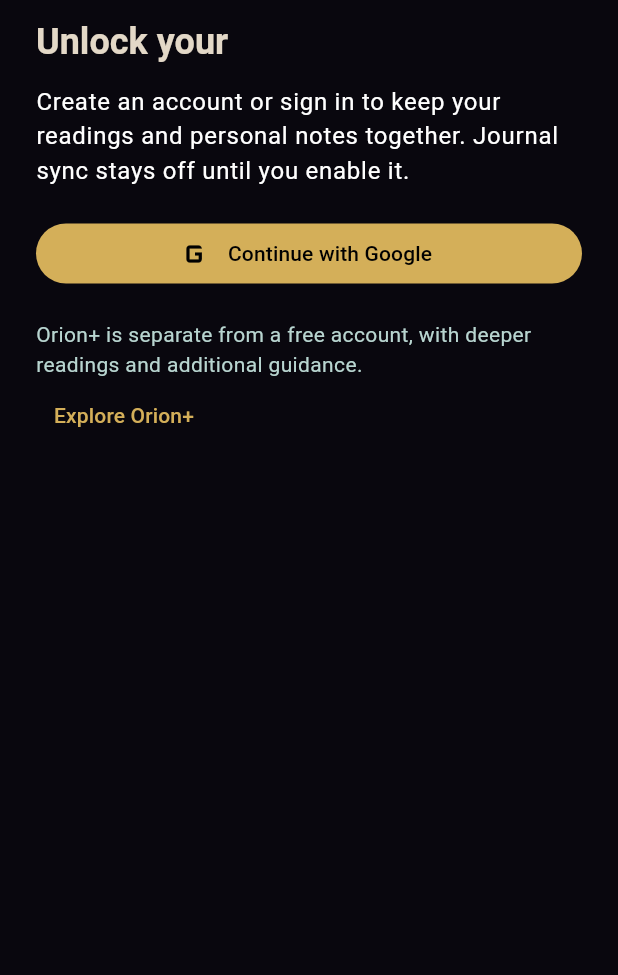
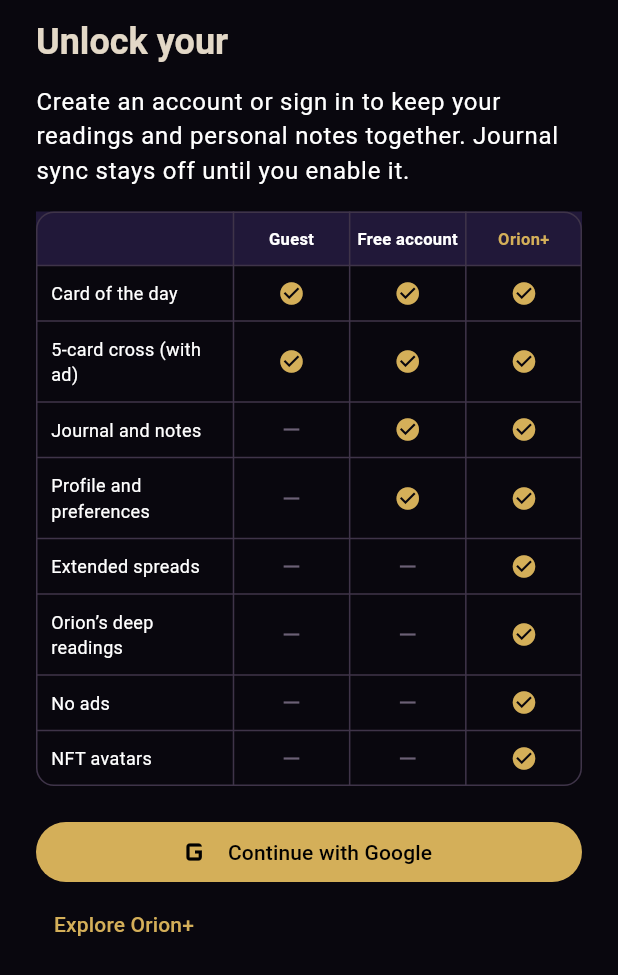
Before and after one commit to AnarchSun/tarot_noir, a Flutter app: the AccountAccessSheet widget shown alone on an empty page, opened directly with empty values, on a phone screen of 412 x 824 dp. Shown: the top 975 px of the screen. Run offline on Flutter 3.47's test engine with Material 3 defaults, Android fonts, the phone set to English and light mode, and no system bars; our stand-ins replace cloud_firestore, firebase_auth, firebase_core, google_sign_in, shared_preferences; missing offline and left inert: flutter_facebook_auth, reown_appkit; accounts and stored records are empty.

Commit message:
feat: add guest/account/Orion+ comparison table to account gate
Co-authored-by: Copilot App <223556219+Copilot@users.noreply.github.com>

```diff
--- a/lib/l10n/app_en.arb
+++ b/lib/l10n/app_en.arb
@@ -199,5 +199,15 @@
     }
   },
   "spreadSavedToJournal": "This spread’s cards were added to your journal.",
-  "spreadLocked": "This spread is reserved for Orion+."
+  "spreadLocked": "This spread is reserved for Orion+.",
+  "compareGuest": "Guest",
+  "compareAccount": "Free account",
+  "compareRowDaily": "Card of the day",
+  "compareRowCross": "5-card cross (with ad)",
+  "compareRowJournal": "Journal and notes",
+  "compareRowProfile": "Profile and preferences",
+  "compareRowExtended": "Extended spreads",
+  "compareRowDeepReading": "Orion’s deep readings",
+  "compareRowNoAds": "No ads",
+  "compareRowNft": "NFT avatars"
 }
--- a/lib/l10n/app_fr.arb
+++ b/lib/l10n/app_fr.arb
@@ -199,5 +199,15 @@
     }
   },
   "spreadSavedToJournal": "Les cartes de ce tirage ont été ajoutées à ton journal.",
-  "spreadLocked": "Ce tirage est réservé à Orion+."
+  "spreadLocked": "Ce tirage est réservé à Orion+.",
+  "compareGuest": "Invité",
+  "compareAccount": "Compte gratuit",
+  "compareRowDaily": "Carte du jour",
+  "compareRowCross": "Croix à 5 cartes (avec annonce)",
+  "compareRowJournal": "Journal et notes",
+  "compareRowProfile": "Profil et préférences",
+  "compareRowExtended": "Tirages étendus",
+  "compareRowDeepReading": "Lectures approfondies d’Orion",
+  "compareRowNoAds": "Sans annonces",
+  "compareRowNft": "Avatars NFT"
 }
--- a/lib/l10n/app_localizations.dart
+++ b/lib/l10n/app_localizations.dart
@@ -867,6 +867,66 @@ abstract class AppLocalizations {
   /// In fr, this message translates to:
   /// **'Ce tirage est réservé à Orion+.'**
   String get spreadLocked;
+
+  /// No description provided for @compareGuest.
+  ///
+  /// In fr, this message translates to:
+  /// **'Invité'**
+  String get compareGuest;
+
+  /// No description provided for @compareAccount.
+  ///
+  /// In fr, this message translates to:
+  /// **'Compte gratuit'**
+  String get compareAccount;
+
+  /// No description provided for @compareRowDaily.
+  ///
+  /// In fr, this message translates to:
+  /// **'Carte du jour'**
+  String get compareRowDaily;
+
+  /// No description provided for @compareRowCross.
+  ///
+  /// In fr, this message translates to:
+  /// **'Croix à 5 cartes (avec annonce)'**
+  String get compareRowCross;
+
+  /// No description provided for @compareRowJournal.
+  ///
+  /// In fr, this message translates to:
+  /// **'Journal et notes'**
+  String get compareRowJournal;
+
+  /// No description provided for @compareRowProfile.
+  ///
+  /// In fr, this message translates to:
+  /// **'Profil et préférences'**
+  String get compareRowProfile;
+
+  /// No description provided for @compareRowExtended.
+  ///
+  /// In fr, this message translates to:
+  /// **'Tirages étendus'**
+  String get compareRowExtended;
+
+  /// No description provided for @compareRowDeepReading.
+  ///
+  /// In fr, this message translates to:
+  /// **'Lectures approfondies d’Orion'**
+  String get compareRowDeepReading;
+
+  /// No description provided for @compareRowNoAds.
+  ///
+  /// In fr, this message translates to:
+  /// **'Sans annonces'**
+  String get compareRowNoAds;
+
+  /// No description provided for @compareRowNft.
+  ///
+  /// In fr, this message translates to:
+  /// **'Avatars NFT'**
+  String get compareRowNft;
 }
 
 class _AppLocalizationsDelegate
--- a/lib/l10n/app_localizations_en.dart
+++ b/lib/l10n/app_localizations_en.dart
@@ -451,4 +451,34 @@ class AppLocalizationsEn extends AppLocalizations {
 
   @override
   String get spreadLocked => 'This spread is reserved for Orion+.';
+
+  @override
+  String get compareGuest => 'Guest';
+
+  @override
+  String get compareAccount => 'Free account';
+
+  @override
+  String get compareRowDaily => 'Card of the day';
+
+  @override
+  String get compareRowCross => '5-card cross (with ad)';
+
+  @override
+  String get compareRowJournal => 'Journal and notes';
+
+  @override
+  String get compareRowProfile => 'Profile and preferences';
+
+  @override
+  String get compareRowExtended => 'Extended spreads';
+
+  @override
+  String get compareRowDeepReading => 'Orion’s deep readings';
+
+  @override
+  String get compareRowNoAds => 'No ads';
+
+  @override
+  String get compareRowNft => 'NFT avatars';
 }
--- a/lib/widgets/account_access_sheet.dart
+++ b/lib/widgets/account_access_sheet.dart
@@ -21,7 +21,8 @@ class AccountAccessSheet extends StatelessWidget {
   final AppLocalizations l10n;
 
   @override
-  Widget build(BuildContext context) => Padding(
+  Widget build(BuildContext context) => SingleChildScrollView(
+    child: Padding(
       padding: const EdgeInsets.fromLTRB(24, 12, 24, 28),
       child: Column(
         mainAxisSize: MainAxisSize.min,
@@ -37,7 +38,13 @@ class AccountAccessSheet extends StatelessWidget {
           const SizedBox(height: 12),
           Text(
             l10n.accountGateBody,
-          style: Theme.of(context).textTheme.bodyLarge?.copyWith(height: 1.45),
+            style: Theme.of(context).textTheme.bodyLarge
+                ?.copyWith(height: 1.45),
+          ),
+          const SizedBox(height: 16),
+          AccessComparisonTable(
+            key: const Key('access-comparison'),
+            l10n: l10n,
           ),
           const SizedBox(height: 20),
           FilledButton.icon(
@@ -55,12 +62,6 @@ class AccountAccessSheet extends StatelessWidget {
               label: Text(l10n.continueWithFacebook),
             ),
           ],
-        const SizedBox(height: 20),
-        Text(
-          l10n.orionPlusTeaser,
-          style: Theme.of(context).textTheme.bodyMedium
-              ?.copyWith(color: const Color(0xFFB8D5D0), height: 1.4),
-        ),
           Align(
             alignment: Alignment.centerLeft,
             child: TextButton(
@@ -70,5 +71,85 @@ class AccountAccessSheet extends StatelessWidget {
           ),
         ],
       ),
+    ),
   );
 }
+
+class AccessComparisonTable extends StatelessWidget {
+  const AccessComparisonTable({required this.l10n, super.key});
+
+  final AppLocalizations l10n;
+
+  @override
+  Widget build(BuildContext context) {
+    final rows = <(String, bool, bool, bool)>[
+      (l10n.compareRowDaily, true, true, true),
+      (l10n.compareRowCross, true, true, true),
+      (l10n.compareRowJournal, false, true, true),
+      (l10n.compareRowProfile, false, true, true),
+      (l10n.compareRowExtended, false, false, true),
+      (l10n.compareRowDeepReading, false, false, true),
+      (l10n.compareRowNoAds, false, false, true),
+      (l10n.compareRowNft, false, false, true),
+    ];
+    return Table(
+      border: TableBorder.all(
+        color: const Color(0xFF3F3449),
+        borderRadius: BorderRadius.circular(12),
+      ),
+      columnWidths: const {
+        0: FlexColumnWidth(1.7),
+        1: FlexColumnWidth(),
+        2: FlexColumnWidth(),
+        3: FlexColumnWidth(),
+      },
+      defaultVerticalAlignment: TableCellVerticalAlignment.middle,
+      children: [
+        TableRow(
+          decoration: const BoxDecoration(color: Color(0xFF211839)),
+          children: [
+            const SizedBox.shrink(),
+            _header(l10n.compareGuest),
+            _header(l10n.compareAccount),
+            _header(l10n.orionPlus, accent: true),
+          ],
+        ),
+        for (final row in rows)
+          TableRow(
+            children: [
+              Padding(
+                padding: const EdgeInsets.all(10),
+                child: Text(row.$1, style: const TextStyle(fontSize: 12)),
+              ),
+              _mark(row.$2),
+              _mark(row.$3),
+              _mark(row.$4),
+            ],
+          ),
+      ],
+    );
+  }
+
+  Widget _header(String text, {bool accent = false}) => Padding(
+    padding: const EdgeInsets.symmetric(horizontal: 4, vertical: 10),
+    child: Text(
+      text,
+      textAlign: TextAlign.center,
+      style: TextStyle(
+        fontSize: 11,
+        fontWeight: FontWeight.w700,
+        color: accent ? const Color(0xFFD4AF59) : null,
+      ),
+    ),
+  );
+
+  Widget _mark(bool included) => Padding(
+    padding: const EdgeInsets.all(8),
+    child: Icon(
+      included ? Icons.check_circle : Icons.remove,
+      size: 18,
+      semanticLabel: included ? '✓' : '—',
+      color: included ? const Color(0xFFD4AF59) : const Color(0xFF6B6075),
+    ),
+  );
+}
```
Also changed, not shown: lib/l10n/app_es.arb (+11 -1 lines), lib/l10n/app_localizations_es.dart (+30 -0 lines), lib/l10n/app_localizations_fr.dart (+30 -0 lines), 1 other file. Lines whose indentation alone changed are shown as unchanged.
